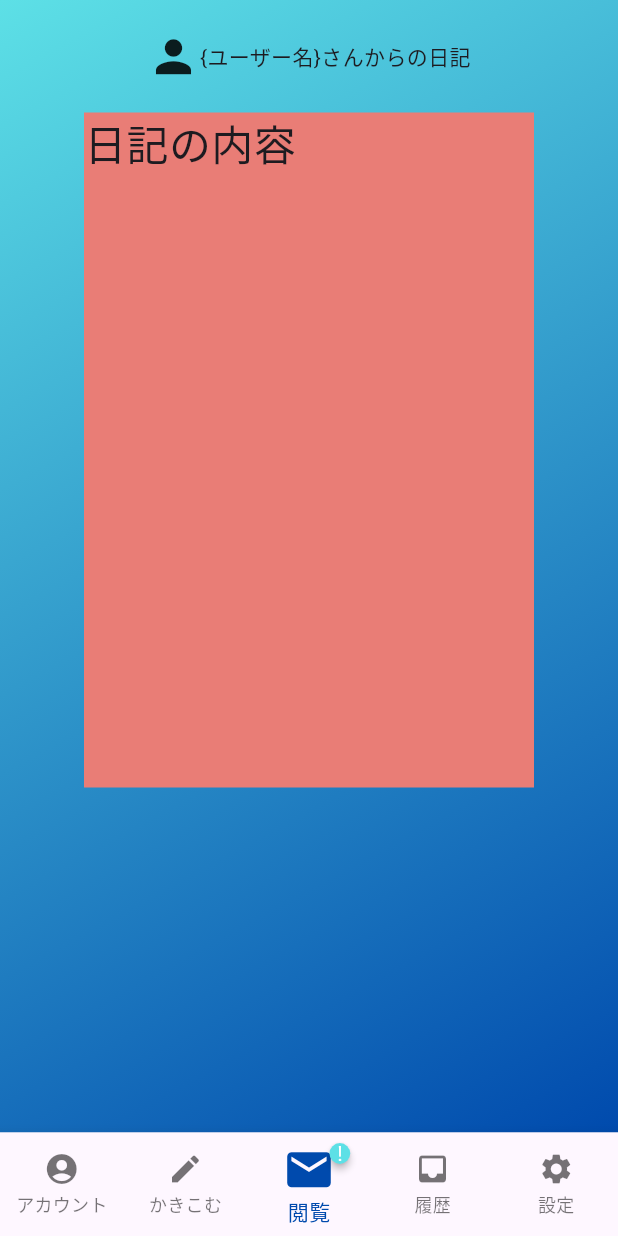
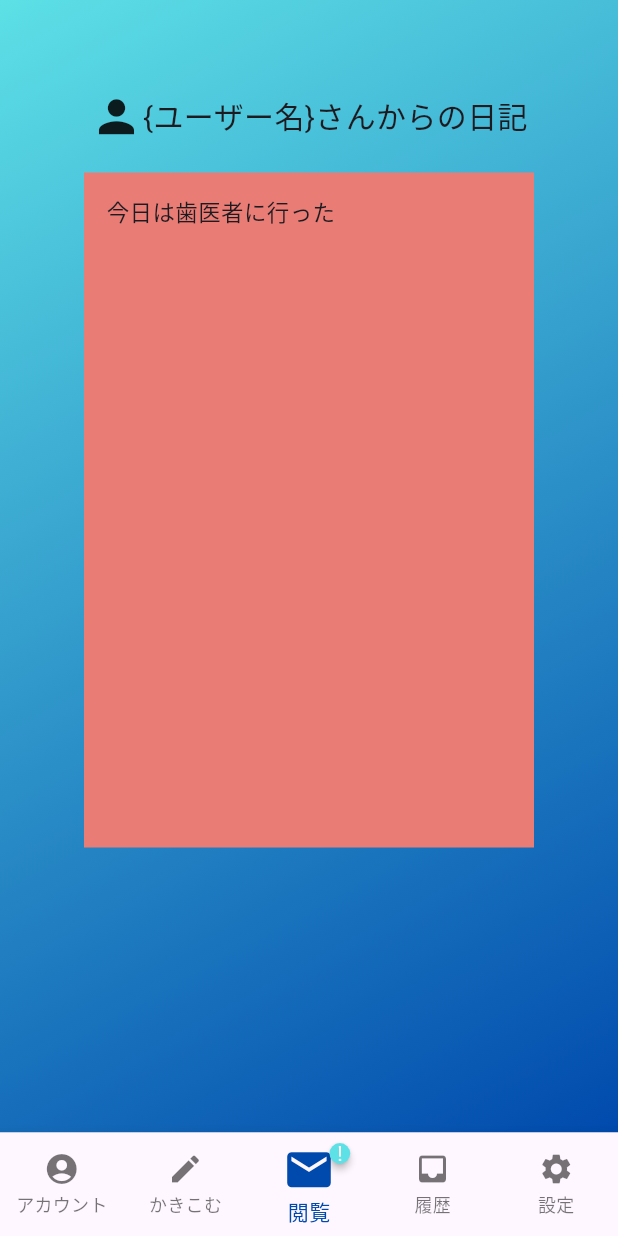
Before and after one commit to mizutama1225/dialy, a Flutter app: the screen it shows after launch, item 3 of the bottom bar chosen, on a phone screen of 412 x 824 dp. Run offline on Flutter 3.47's test engine with Material 3 defaults, Android fonts, the light colour scheme and no system bars; drawn by our look-alikes of badges; our stand-ins replace image_picker.

Commit message:
25commit1

```diff
--- a/frontend/lib/main.dart
+++ b/frontend/lib/main.dart
@@ -1,5 +1,6 @@
 import 'package:flutter/material.dart';
 import 'package:dialy/home_screen.dart';
+import 'package:dialy/firstpage.dart';
 
 // void main() {
 //   runApp(
--- a/frontend/lib/open_screen.dart
+++ b/frontend/lib/open_screen.dart
@@ -8,7 +8,7 @@ class OpenScreen extends StatelessWidget {
     return Column(
       children: [
         const Padding(
-          padding: EdgeInsets.only(top: 20),
+          padding: EdgeInsets.only(top: 60),
           child: Row(
             mainAxisAlignment: MainAxisAlignment.center,
             children: [
@@ -16,7 +16,7 @@ class OpenScreen extends StatelessWidget {
                 Icons.person,
                 size: 35,
               ),
-              Text("{ユーザー名}さんからの日記")
+              Text("{ユーザー名}さんからの日記",style: TextStyle(fontSize: 20),)
             ],
           ),
         ),
@@ -27,10 +27,14 @@ class OpenScreen extends StatelessWidget {
                   color: Color.fromARGB(255, 233, 125, 118)),
               width: 300,
               height: 450,
-              child: const Text(
-                '日記の内容',
-                style: TextStyle(fontSize: 28),
-              )),
+              child: const Padding(
+                  padding: const EdgeInsets.only(top: 15, left: 15, right: 15),
+                  child:Text(
+                      '今日は歯医者に行った',
+                      style: TextStyle(fontSize: 15),
+                  )
+              ),
+        ),
         ),
       ],
     );
```
Also changed, not shown: frontend/lib/account.dart (+7 -11 lines).
